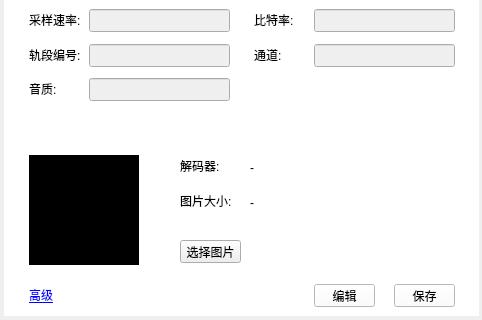
Greedysky/TTKMusicPlayer, file TTKModule/TTKWidget/musicUiKits/musicToolsetsKits/musicfileinformationwidget.ui: the form before one commit; both pictures show x 0 to 482 and y 250 to 570 of the 482 by 570 pixel window.
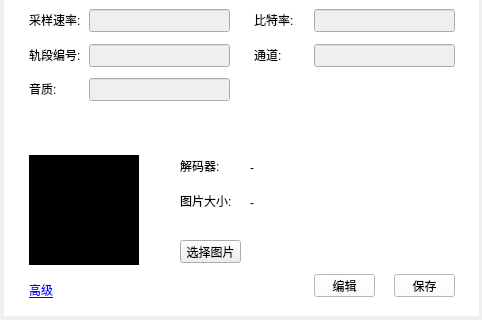
The form after the commit. Custom widgets are drawn as their Qt base class.

Commit message: fix: Playlist rename incorrect[946785]

What changed in the file:
```diff
--- a/TTKModule/TTKWidget/musicUiKits/musicToolsetsKits/musicfileinformationwidget.ui
+++ b/TTKModule/TTKWidget/musicUiKits/musicToolsetsKits/musicfileinformationwidget.ui
@@ -522,7 +522,7 @@
     <property name="geometry">
      <rect>
       <x>310</x>
-      <y>505</y>
+      <y>495</y>
       <width>61</width>
       <height>23</height>
      </rect>
@@ -538,7 +538,7 @@
     <property name="geometry">
      <rect>
       <x>390</x>
-      <y>505</y>
+      <y>495</y>
       <width>61</width>
       <height>23</height>
      </rect>
@@ -557,7 +557,7 @@
    <property name="geometry">
     <rect>
      <x>29</x>
-     <y>535</y>
+     <y>530</y>
      <width>45</width>
      <height>20</height>
     </rect>
```
Left out of the diff: 2 changed lines with no effect on the pictures. The commit also changes 2 other files.
